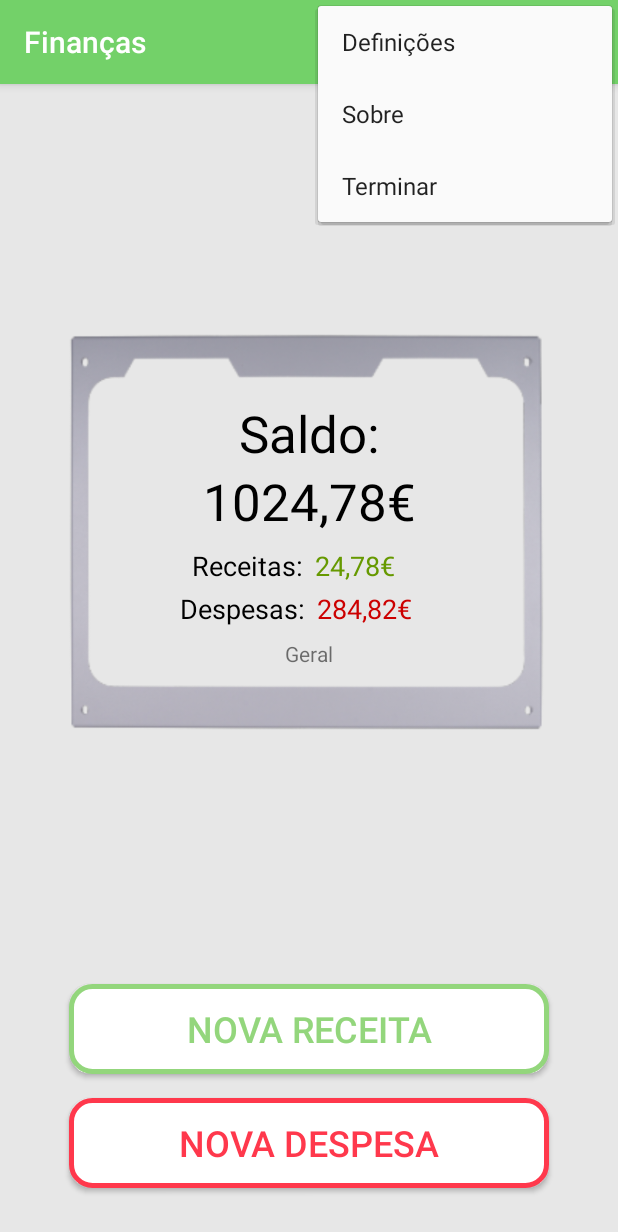
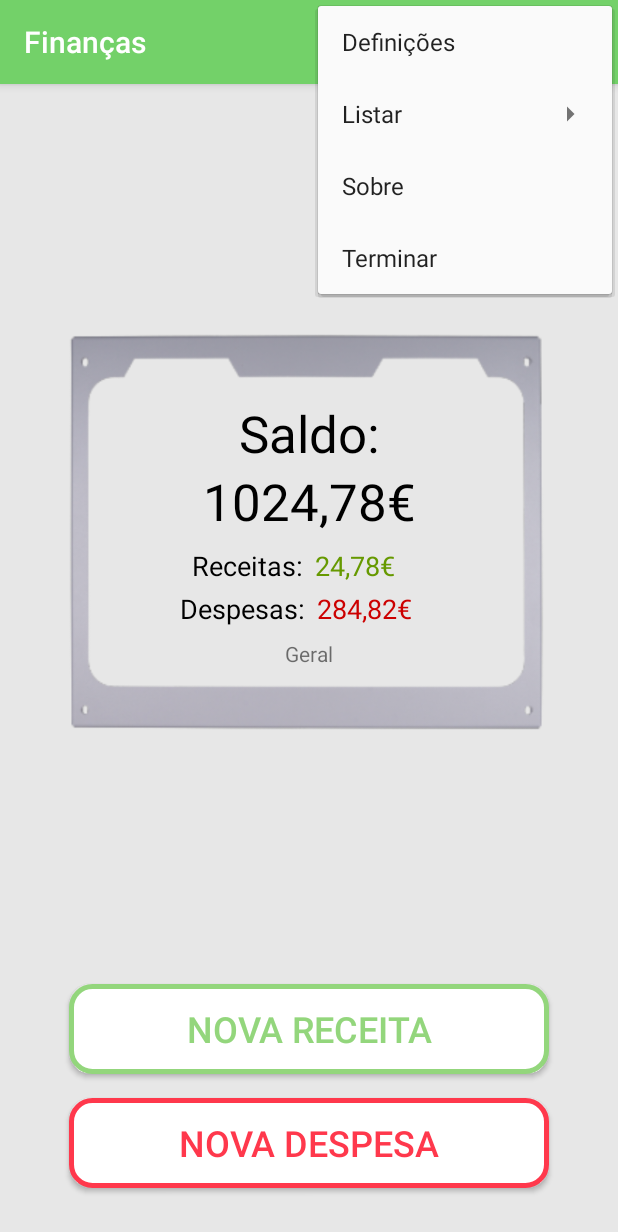
Before and after one commit to VagnerBomJesus/MyFinances, an Android app: the screen it shows after launch (MainActivity), with the options menu open, on a phone screen of 412 x 824 dp. Shown: the top 1232 px of the screen. Run offline under Robolectric (Android 15) with nearby library versions, the phone set to English and light mode, and no system bars.

Commit message:
commit criacao de mais Lista para dia mes e ano

```diff
--- a/app/src/main/java/pt/vagner/myfinances/NovaReceita.java
+++ b/app/src/main/java/pt/vagner/myfinances/NovaReceita.java
@@ -115,7 +115,6 @@ public class NovaReceita extends AppCompatActivity {
     }
 
     public void cancel(View view) { //Botão "cancelar"
-
         finish();
     }
 }
--- a/app/src/main/res/menu/menu_main.xml
+++ b/app/src/main/res/menu/menu_main.xml
@@ -7,6 +7,36 @@
         android:orderInCategory="100"
         android:title="@string/action_settings"
         app:showAsAction="never" />
+    <item
+        android:id="@+id/action_ListasDasLista"
+        android:orderInCategory="100"
+        android:title="@string/action_ListasDasLista"
+        app:showAsAction="never">
+
+        <menu>
+            <item
+                android:id="@+id/action_ListarDia"
+                android:orderInCategory="100"
+                android:title="@string/action_ListarDia"
+                app:showAsAction="never" />
+            <item
+                android:id="@+id/action_ListarMes"
+                android:orderInCategory="100"
+                android:title="@string/action_ListarMes"
+                app:showAsAction="never" />
+            <item
+                android:id="@+id/action_ListarAno"
+                android:orderInCategory="100"
+                android:title="@string/action_ListarAno"
+                app:showAsAction="never" />
+            <item
+                android:id="@+id/action_ListarTodos"
+                android:orderInCategory="100"
+                android:title="@string/action_ListarTodos"
+                app:showAsAction="never" />
+
+        </menu>
+    </item>
     <item
         android:id="@+id/action_sobre"
         android:orderInCategory="100"
--- a/app/src/main/res/values/strings.xml
+++ b/app/src/main/res/values/strings.xml
@@ -50,4 +50,13 @@
     <string name="erro_eliminar_registo">Erro ao eliminar registo...</string>
     <string name="registo_eliminado_success">Registo eliminado com sucesso!</string>
     <string name="sms_alert_inserir_registos_data_futura">Não pode inserir registos para datas futuras!</string>
+    <string name="action_ListasDasLista">Listar</string>
+    <string name="action_ListarDia">Listar por Dia</string>
+    <string name="action_ListarMes">Listar por Mês</string>
+    <string name="action_ListarAno">Listar por Ano</string>
+    <string name="action_ListarTodos">Listar por Todos</string>
+    <string name="Onclik_ListarTodos">Primastes em Listar Todos</string>
+    <string name="title_activity_listar_dia">Listar por Dia...</string>
+    <string name="title_activity_listar_mes">Listar por Mês...</string>
+    <string name="title_activity_listar_ano">Listar por Ano...</string>
 </resources>
```
Also changed, not shown: app/src/main/AndroidManifest.xml (+27 -0 lines), app/src/main/java/pt/vagner/myfinances/ListarAno.java (added, +33 -0 lines), app/src/main/java/pt/vagner/myfinances/ListarDia.java (added, +33 -0 lines), app/src/main/java/pt/vagner/myfinances/ListarMes.java (added, +33 -0 lines), app/src/main/java/pt/vagner/myfinances/MainActivity.java (+30 -1 lines), app/src/main/res/layout/activity_listar_ano.xml (added, +33 -0 lines), app/src/main/res/layout/activity_listar_dia.xml (added, +33 -0 lines), app/src/main/res/layout/activity_listar_mes.xml (added, +33 -0 lines), app/src/main/res/layout/content_listar_ano.xml (added, +11 -0 lines), app/src/main/res/layout/content_listar_dia.xml (added, +11 -0 lines), app/src/main/res/layout/content_listar_mes.xml (added, +11 -0 lines), 1 other file.
